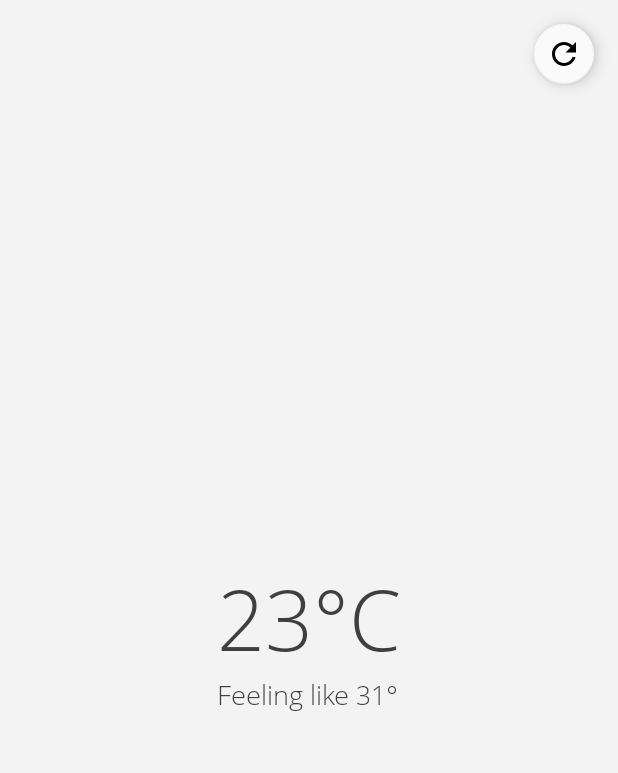
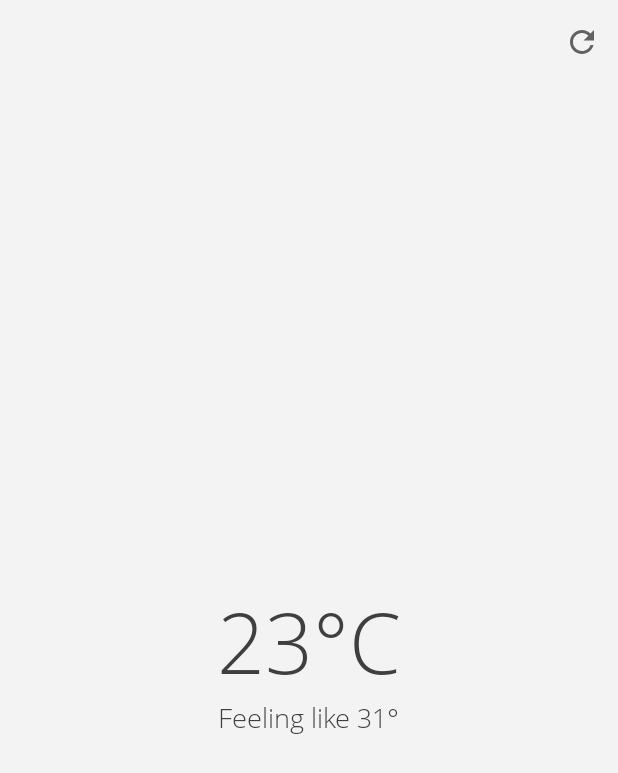
Before and after one commit to powilliam/SimpleWeatherApp, an Android app: the layout activity_main.xml on its own in the app's theme, with its tools: preview values and no code run, on a phone screen of 412 x 824 dp. Shown: the top 773 px of the screen. Run offline under Robolectric (Android 15) with nearby library versions, the phone set to English and light mode, and no system bars.

Commit message:
Implementing Swipe-to-Refresh support

```diff
--- a/app/build.gradle
+++ b/app/build.gradle
@@ -38,7 +38,6 @@ android {
 
 dependencies {
     def retrofit_version = "2.9.0"
-    def lottie_version = "3.4.4"
     def lifecycle_version = "2.2.0"
     implementation "org.jetbrains.kotlin:kotlin-stdlib:$kotlin_version"
     implementation 'androidx.core:core-ktx:1.3.2'
@@ -48,7 +47,6 @@ dependencies {
     implementation 'com.google.android.gms:play-services-location:17.1.0'
     implementation "com.squareup.retrofit2:retrofit:$retrofit_version"
     implementation "com.squareup.retrofit2:converter-gson:$retrofit_version"
-    implementation "com.airbnb.android:lottie:$lottie_version"
     implementation "androidx.lifecycle:lifecycle-viewmodel-ktx:$lifecycle_version"
     implementation "androidx.lifecycle:lifecycle-livedata-ktx:$lifecycle_version"
     implementation "androidx.lifecycle:lifecycle-runtime-ktx:$lifecycle_version"
@@ -56,4 +54,5 @@ dependencies {
     kapt "com.google.dagger:hilt-android-compiler:2.28-alpha"
     implementation 'androidx.hilt:hilt-lifecycle-viewmodel:1.0.0-alpha02'
     kapt 'androidx.hilt:hilt-compiler:1.0.0-alpha02'
+    implementation "androidx.swiperefreshlayout:swiperefreshlayout:1.1.0"
 }
--- a/app/src/main/res/layout/activity_main.xml
+++ b/app/src/main/res/layout/activity_main.xml
@@ -9,55 +9,44 @@
         android:layout_width="match_parent"
         android:layout_height="match_parent">
 
-        <androidx.constraintlayout.widget.ConstraintLayout
+        <com.google.android.material.appbar.AppBarLayout
             android:layout_width="match_parent"
-            android:layout_height="match_parent">
+            android:layout_height="wrap_content"
+            app:elevation="0dp">
 
-            <com.airbnb.lottie.LottieAnimationView
-                android:id="@+id/loading_animation"
-                android:layout_width="wrap_content"
+            <com.google.android.material.appbar.MaterialToolbar
+                android:id="@+id/toolbar"
+                android:layout_width="match_parent"
                 android:layout_height="wrap_content"
-                android:visibility="gone"
-                app:layout_constraintBottom_toBottomOf="parent"
-                app:layout_constraintEnd_toEndOf="parent"
-                app:layout_constraintStart_toStartOf="parent"
-                app:layout_constraintTop_toTopOf="parent"
-                app:lottie_autoPlay="true"
-                app:lottie_loop="true"
-                app:lottie_rawRes="@raw/loading_location" />
+                app:menu="@menu/activity_main_menu" />
+        </com.google.android.material.appbar.AppBarLayout>
+
+        <androidx.swiperefreshlayout.widget.SwipeRefreshLayout
+            android:id="@+id/swipe_refresh_layout"
+            android:layout_width="match_parent"
+            android:layout_height="match_parent"
+            app:layout_behavior="@string/appbar_scrolling_view_behavior">
+
+            <LinearLayout
+                android:layout_width="match_parent"
+                android:layout_height="match_parent"
+                android:gravity="center"
+                android:orientation="vertical">
 
                 <TextView
                     android:id="@+id/temperature"
                     style="@style/TextAppearance.SimpleWeatherApp.TemperatureStyle"
                     android:layout_width="wrap_content"
                     android:layout_height="wrap_content"
-                app:layout_constraintBottom_toBottomOf="parent"
-                app:layout_constraintEnd_toEndOf="parent"
-                app:layout_constraintStart_toStartOf="parent"
-                app:layout_constraintTop_toTopOf="parent"
                     tools:text="23°C" />
 
                 <TextView
                     android:id="@+id/thermal_sensation"
                     style="@style/TextAppearance.SimpleWeatherApp.ThermalSensationStyle"
-                android:layout_width="0dp"
-                android:layout_height="wrap_content"
-                app:layout_constraintStart_toStartOf="@+id/temperature"
-                app:layout_constraintTop_toBottomOf="@+id/temperature"
-                tools:text="Feeling like 31°" />
-        </androidx.constraintlayout.widget.ConstraintLayout>
-
-        <com.google.android.material.floatingactionbutton.FloatingActionButton
-            android:id="@+id/refresh_button"
                     android:layout_width="wrap_content"
                     android:layout_height="wrap_content"
-            android:layout_gravity="top|end"
-            android:layout_margin="16dp"
-            android:contentDescription="@string/refresh_weather_data"
-            android:src="@drawable/ic_baseline_refresh_24"
-            app:fabSize="mini"
-            app:showMotionSpec="@android:anim/slide_in_left"
-            app:hideMotionSpec="@android:anim/slide_out_right"
-            style="@style/Theme.SimpleWeatherApp.FloatingActionButton"/>
+                    tools:text="Feeling like 31°" />
+            </LinearLayout>
+        </androidx.swiperefreshlayout.widget.SwipeRefreshLayout>
     </androidx.coordinatorlayout.widget.CoordinatorLayout>
 </layout>
--- /dev/null
+++ b/app/src/main/res/menu/activity_main_menu.xml
@@ -0,0 +1,10 @@
+<?xml version="1.0" encoding="utf-8"?>
+<menu xmlns:android="http://schemas.android.com/apk/res/android"
+    xmlns:app="http://schemas.android.com/apk/res-auto">
+
+    <item
+        android:id="@+id/refresh_menu"
+        android:icon="@drawable/ic_baseline_refresh_24"
+        app:showAsAction="always"
+        android:title="@string/refresh_weather_data" />
+</menu>
```
Also changed, not shown: app/src/main/java/com/powilliam/simpleweatherapp/MainActivity.kt (+21 -15 lines), app/src/main/res/raw/loading_location.json (deleted, +0 -1 lines). Lines whose indentation alone changed are shown as unchanged.
